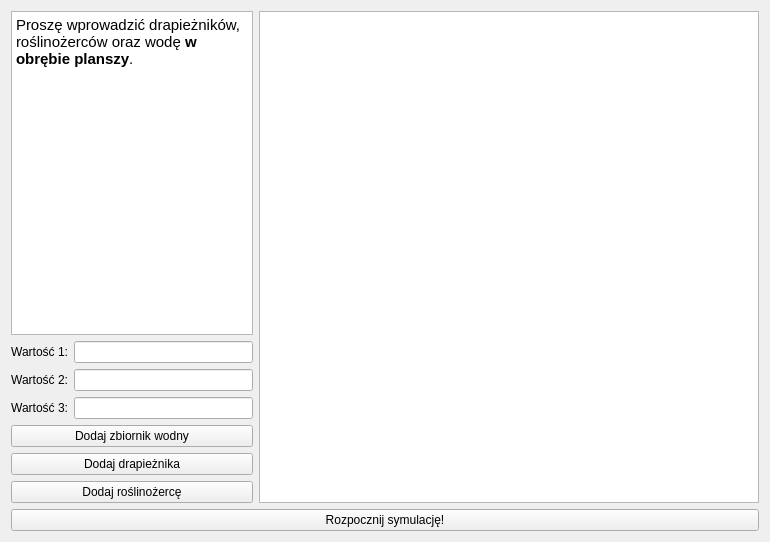
Above: src/TrueLife/View/creatorwidget.ui from ppawel11/True-Life before the change. Below: the same form after it.
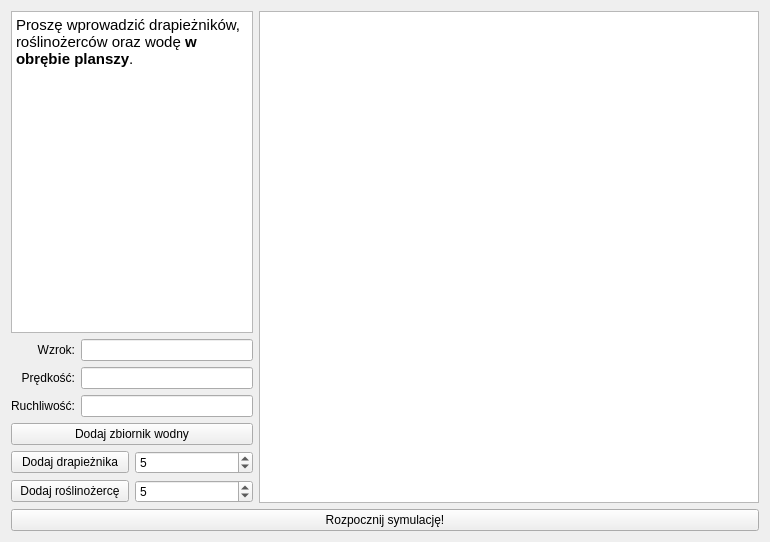
That is the form after the change.

```diff
--- a/src/TrueLife/View/creatorwidget.ui
+++ b/src/TrueLife/View/creatorwidget.ui
@@ -13,7 +13,7 @@
   <property name="windowTitle">
    <string>Form</string>
   </property>
-  <layout class="QGridLayout" name="gridLayout_2">
+  <layout class="QGridLayout" name="gridLayout_3">
    <item row="0" column="0">
     <widget class="QTextEdit" name="textEdit">
      <property name="html">
@@ -43,7 +43,7 @@
      <item row="0" column="0">
       <widget class="QLabel" name="label">
        <property name="text">
-        <string>Wartość 1:</string>
+        <string>Wzrok:</string>
        </property>
        <property name="alignment">
         <set>Qt::AlignRight|Qt::AlignTrailing|Qt::AlignVCenter</set>
@@ -56,7 +56,7 @@
      <item row="1" column="0">
       <widget class="QLabel" name="label_2">
        <property name="text">
-        <string>Wartość 2:</string>
+        <string>Prędkość:</string>
        </property>
        <property name="alignment">
         <set>Qt::AlignRight|Qt::AlignTrailing|Qt::AlignVCenter</set>
@@ -69,7 +69,7 @@
      <item row="2" column="0">
       <widget class="QLabel" name="label_3">
        <property name="text">
-        <string>Wartość 3:</string>
+        <string>Ruchliwość:</string>
        </property>
        <property name="alignment">
         <set>Qt::AlignRight|Qt::AlignTrailing|Qt::AlignVCenter</set>
@@ -82,28 +82,48 @@
     </layout>
    </item>
    <item row="2" column="0">
-    <layout class="QVBoxLayout" name="verticalLayout">
-     <item>
+    <layout class="QGridLayout" name="gridLayout_2">
+     <item row="0" column="0" colspan="2">
       <widget class="QPushButton" name="addWaterButton">
        <property name="text">
         <string>Dodaj zbiornik wodny</string>
        </property>
       </widget>
      </item>
-     <item>
+     <item row="1" column="0">
       <widget class="QPushButton" name="addPredatorButton">
        <property name="text">
         <string>Dodaj drapieżnika</string>
        </property>
       </widget>
      </item>
-     <item>
+     <item row="1" column="1">
+      <widget class="QSpinBox" name="predatorSpinBox">
+       <property name="minimum">
+        <number>1</number>
+       </property>
+       <property name="value">
+        <number>5</number>
+       </property>
+      </widget>
+     </item>
+     <item row="2" column="0">
       <widget class="QPushButton" name="addHerbivoreButton">
        <property name="text">
         <string>Dodaj roślinożercę</string>
        </property>
       </widget>
      </item>
+     <item row="2" column="1">
+      <widget class="QSpinBox" name="herbivoreSpinBox">
+       <property name="minimum">
+        <number>1</number>
+       </property>
+       <property name="value">
+        <number>5</number>
+       </property>
+      </widget>
+     </item>
     </layout>
    </item>
    <item row="3" column="0" colspan="2">
```
